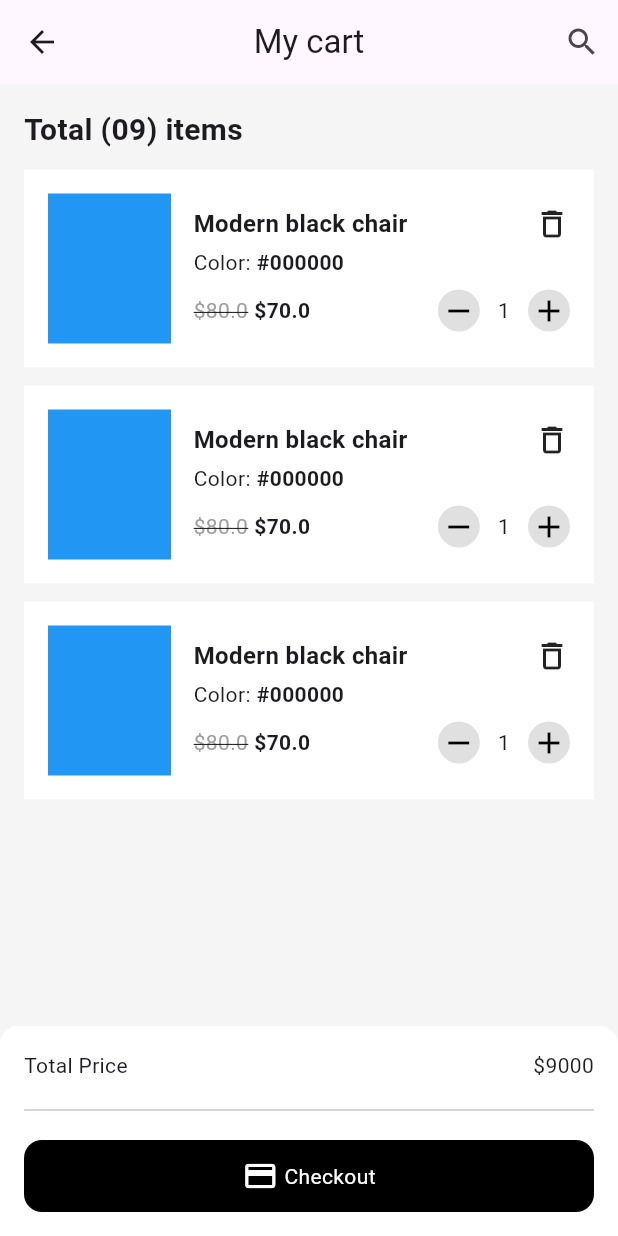
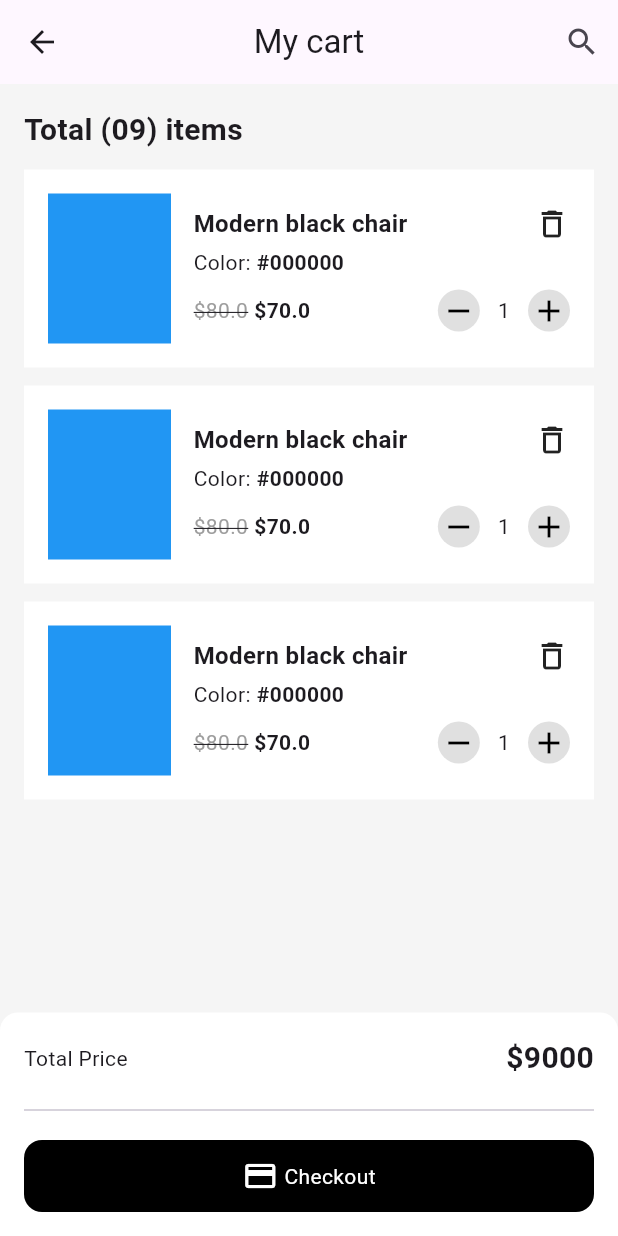
Before and after one commit to JAICHANGPARK/flutter_notebook_chapter_49, a Flutter app: the FurnitureCartPage screen opened directly, on a phone screen of 412 x 824 dp. Run offline on Flutter 3.47's test engine with Material 3 defaults, Android fonts, the phone set to English and light mode, and no system bars; our stand-ins replace dots_indicator, gap, google_fonts.

Commit message:
Update furniture_cart_page.dart

```diff
--- a/lib/ep2460_furniture_app/ui/furniture_cart_page.dart
+++ b/lib/ep2460_furniture_app/ui/furniture_cart_page.dart
@@ -102,7 +102,6 @@ class _FurnitureCartPageState extends State<FurnitureCartPage> {
                                           backgroundColor: Colors.grey[300]!,
                                           foregroundColor: Colors.black,
                                           child: Icon(Icons.remove),
-
                                         ),
                                         Padding(
                                           padding: const EdgeInsets.symmetric(
@@ -146,7 +145,16 @@ class _FurnitureCartPageState extends State<FurnitureCartPage> {
               children: [
                 Row(
                   mainAxisAlignment: MainAxisAlignment.spaceBetween,
-                  children: [Text("Total Price"), Text("\$9000")],
+                  children: [
+                    Text("Total Price"),
+                    Text(
+                      "\$9000",
+                      style: TextStyle(
+                        fontWeight: FontWeight.bold,
+                        fontSize: 20,
+                      ),
+                    ),
+                  ],
                 ),
                 Divider(),
                 Container(
```
